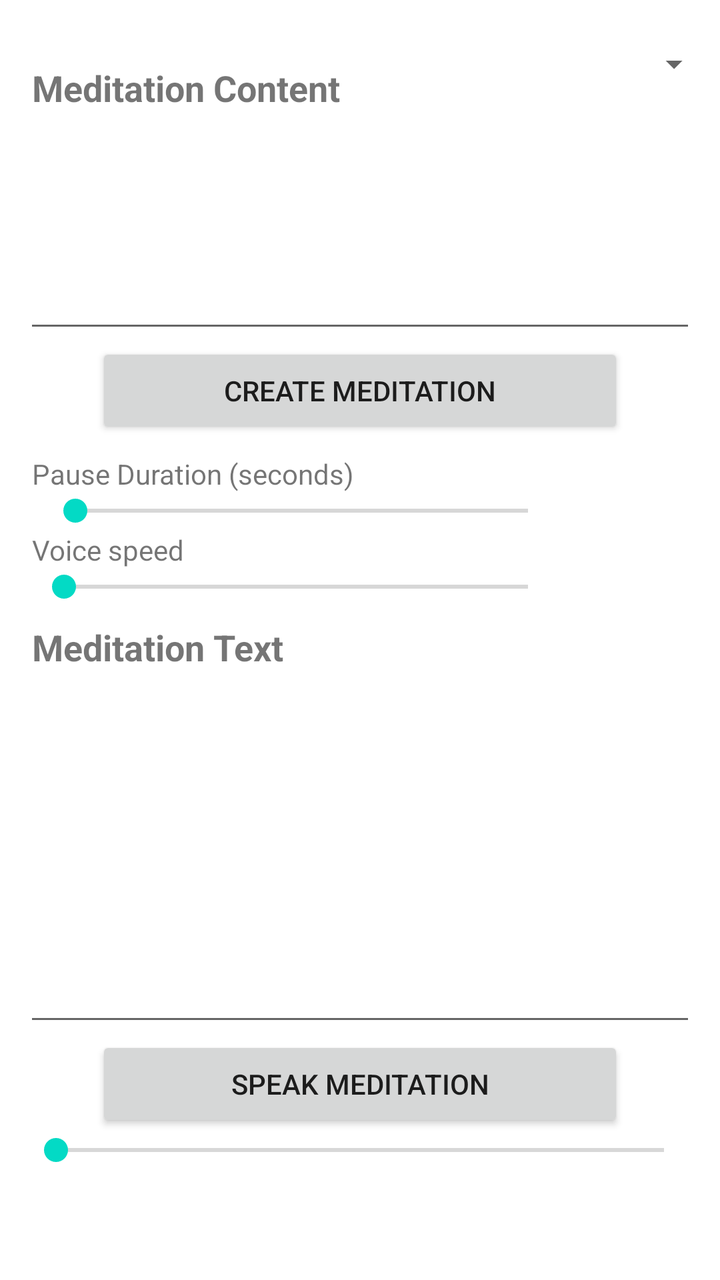
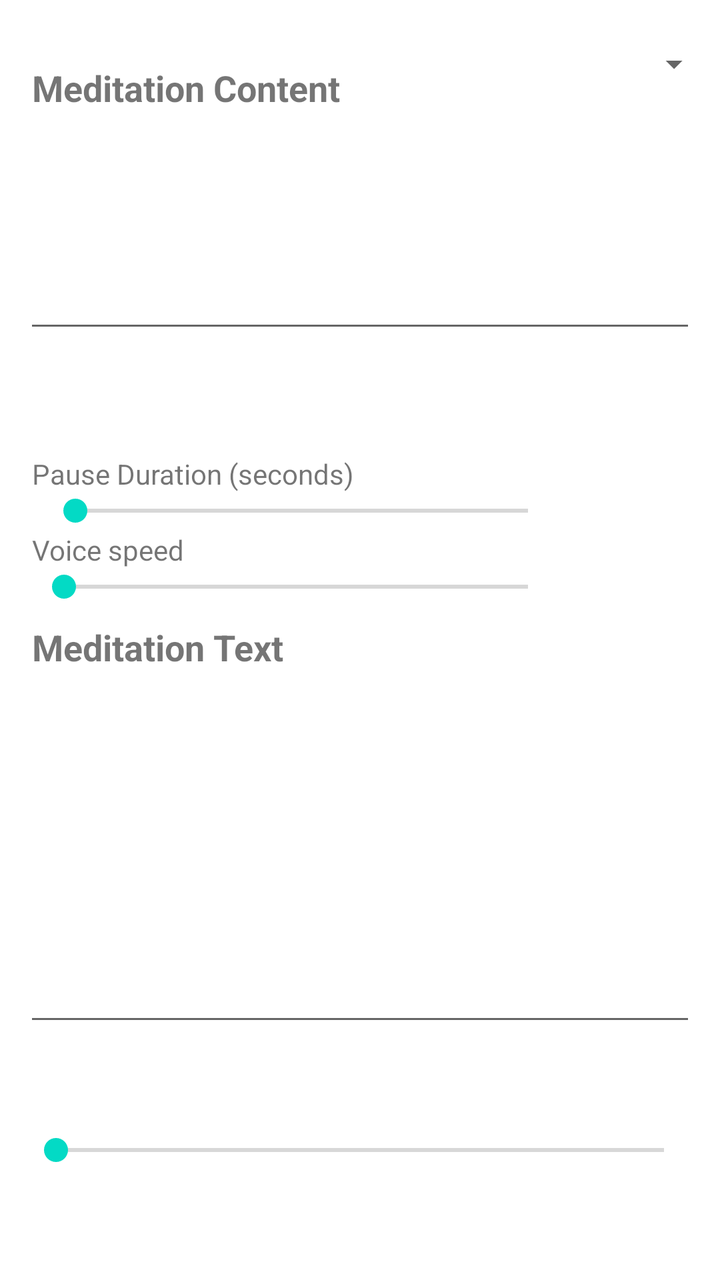

An Android layout rendered at two revisions. The XML below is the earlier revision; the diff shows what the commit changed to produce the second picture.
<!-- AndroidManifest.xml: application theme Theme.MyMeditation -->
<!-- res/layout/fragment_meditation.xml -->
<?xml version="1.0" encoding="utf-8"?>
<LinearLayout xmlns:android="http://schemas.android.com/apk/res/android"
    xmlns:app="http://schemas.android.com/apk/res-auto"
    android:layout_width="match_parent"
    android:layout_height="match_parent"
    android:orientation="vertical"
    android:paddingBottom="?attr/actionBarSize">

    <LinearLayout
        android:id="@+id/meditationContentSection"
        android:layout_width="match_parent"
        android:layout_height="0dp"
        android:layout_weight="0.8"
        android:orientation="vertical">
        <LinearLayout
            android:layout_width="match_parent"
            android:layout_height="wrap_content"
            android:layout_marginStart="@dimen/activity_horizontal_margin"
            android:layout_marginEnd="@dimen/activity_horizontal_margin"
            android:layout_marginTop="@dimen/activity_heading_margin"
            android:gravity="bottom"
            android:orientation="horizontal">
            <TextView
                android:id="@+id/labelMeditationContent"
                android:layout_width="0dp"
                android:layout_height="wrap_content"
                android:layout_weight="1"
                android:labelFor="@id/editTextMeditationContent"
                android:text="@string/label_meditation_content"
                android:textSize="@dimen/text_size_content_heading"
                android:textStyle="bold" />
            <Spinner
                style="@style/Widget.MyMeditation.CompactSpinner"
                android:id="@+id/spinnerPauseGuidance"
                android:layout_marginStart="8dp"
                android:saveEnabled="false"
                android:layout_width="148dp"
                android:layout_height="48dp"
                android:contentDescription="@string/pause_guidance_label"
                android:spinnerMode="dropdown" />
        </LinearLayout>

        <EditText
            android:id="@+id/editTextMeditationContent"
            android:layout_width="match_parent"
            android:layout_height="0dp"
            android:layout_marginStart="@dimen/editText_horizontal_margin"
            android:layout_marginEnd="@dimen/editText_horizontal_margin"
            android:layout_weight="1"
            android:gravity="top"
            android:importantForAutofill="no"
            android:inputType="textMultiLine"
            android:textSize="@dimen/text_size_content" />

    </LinearLayout>

    <Button
        android:id="@+id/buttonCreateMeditation"
        android:layout_width="match_parent"
        android:layout_height="wrap_content"
        android:layout_marginStart="@dimen/single_button_horizontal_margin"
        android:layout_marginEnd="@dimen/single_button_horizontal_margin"
        android:text="@string/button_create_meditation" />

    <LinearLayout
        android:id="@+id/speechSettingsSection"
        android:layout_width="match_parent"
        android:layout_height="wrap_content"
        android:orientation="vertical">
        <TextView
            android:layout_width="wrap_content"
            android:layout_height="wrap_content"
            android:layout_marginStart="@dimen/activity_horizontal_margin"
            android:layout_marginEnd="@dimen/activity_horizontal_margin"
            android:layout_marginTop="@dimen/activity_heading_margin"
            android:labelFor="@id/seekBarPauseDuration"
            android:text="@string/label_pause_duration" />

        <LinearLayout
            android:layout_width="match_parent"
            android:layout_height="wrap_content"
            android:layout_marginStart="@dimen/activity_horizontal_margin"
            android:layout_marginEnd="@dimen/activity_horizontal_margin"
            android:orientation="horizontal">

            <SeekBar
                android:id="@+id/seekBarPauseDuration"
                android:layout_width="0px"
                android:layout_height="wrap_content"
                android:layout_weight="1"
                android:indeterminate="false"
                android:max="40"
                android:min="0"
                android:progress="1" />

            <TextView
                android:id="@+id/textPauseDuration"
                android:clickable="true"
                android:focusable="true"
                android:layout_width="64dp"
                android:layout_height="wrap_content"
                android:textAlignment="viewEnd" />
        </LinearLayout>

        <TextView
            android:layout_width="wrap_content"
            android:layout_height="wrap_content"
            android:layout_marginStart="@dimen/activity_horizontal_margin"
            android:text="@string/label_voice_speed" />
        <LinearLayout
            android:layout_width="match_parent"
            android:layout_height="wrap_content"
            android:layout_marginStart="@dimen/activity_horizontal_margin"
            android:layout_marginEnd="@dimen/activity_horizontal_margin"
            android:orientation="horizontal">
            <SeekBar
                android:id="@+id/seekBarVoiceSpeed"
                android:layout_width="0dp"
                android:layout_height="wrap_content"
                android:layout_weight="1"
                android:max="1000" />
            <TextView
                android:id="@+id/textVoiceSpeed"
                android:layout_width="64dp"
                android:layout_height="wrap_content"
                android:clickable="true"
                android:focusable="true"
                android:textAlignment="viewEnd" />
        </LinearLayout>

    </LinearLayout>

    <LinearLayout
        android:id="@+id/meditationTextSection"
        android:layout_width="match_parent"
        android:layout_height="0dp"
        android:layout_weight="1"
        android:orientation="vertical">
        <TextView
            android:layout_width="wrap_content"
            android:layout_height="wrap_content"
            android:layout_marginStart="@dimen/activity_horizontal_margin"
            android:layout_marginEnd="@dimen/activity_horizontal_margin"
            android:layout_marginTop="@dimen/activity_heading_margin"
            android:id="@+id/labelMeditationText"
            android:labelFor="@id/editTextMeditationText"
            android:text="@string/label_meditation_text"
            android:textSize="@dimen/text_size_content_heading"
            android:textStyle="bold" />

        <EditText
            android:id="@+id/editTextMeditationText"
            android:layout_width="match_parent"
            android:layout_height="0dp"
            android:layout_marginStart="@dimen/editText_horizontal_margin"
            android:layout_marginEnd="@dimen/editText_horizontal_margin"
            android:layout_weight="1"
            android:gravity="top"
            android:importantForAutofill="no"
            android:inputType="textMultiLine"
            android:textSize="@dimen/text_size_content" />

    </LinearLayout>

    <LinearLayout
        android:id="@+id/meditationPlaybackSection"
        android:layout_width="match_parent"
        android:layout_height="wrap_content"
        android:orientation="vertical">
        <TextView
            android:id="@+id/textSpeechStatus"
            android:layout_width="match_parent"
            android:layout_height="wrap_content"
            android:layout_marginStart="@dimen/activity_horizontal_margin"
            android:layout_marginEnd="@dimen/activity_horizontal_margin"
            android:padding="0dp"
            android:minHeight="0dp"
            android:includeFontPadding="false"
            android:textSize="12sp"
            android:accessibilityLiveRegion="polite"
            android:maxLines="1"
            android:ellipsize="end"
            android:visibility="gone" />

        <LinearLayout
            android:id="@+id/idlePlaybackActions"
            android:layout_width="match_parent"
            android:layout_height="wrap_content"
            android:layout_marginStart="@dimen/single_button_horizontal_margin"
            android:layout_marginEnd="@dimen/single_button_horizontal_margin"
            android:gravity="center_vertical"
            android:orientation="horizontal">

            <Button
                android:id="@+id/buttonSpeakMeditation"
                android:layout_width="0dp"
                android:layout_height="wrap_content"
                android:layout_weight="1"
                android:text="@string/button_speak_meditation" />

        </LinearLayout>

        <LinearLayout
            android:id="@+id/playbackControls"
            android:visibility="gone"
            android:layout_width="match_parent"
            android:layout_height="48dp"
            android:gravity="center"
            android:orientation="horizontal">
            <com.google.android.material.button.MaterialButton
                android:id="@+id/buttonPreviousMeditation"
                style="@style/PlaybackControl"
                app:icon="@drawable/ic_playback_previous"
                android:contentDescription="@string/notification_previous"
                android:tooltipText="@string/notification_previous"
                android:enabled="false" />
            <FrameLayout
                android:layout_width="56dp"
                android:layout_height="48dp">
            <com.google.android.material.button.MaterialButton
                android:id="@+id/buttonResumeMeditation"
                style="@style/PlaybackControl"
                app:icon="@drawable/ic_playback_play"
                android:contentDescription="@string/button_speak_meditation"
                android:tooltipText="@string/button_speak_meditation" />
            <com.google.android.material.button.MaterialButton
                android:id="@+id/buttonPauseMeditation"
                style="@style/PlaybackControl"
                app:icon="@drawable/ic_playback_pause"
                android:contentDescription="@string/button_pause_meditation"
                android:tooltipText="@string/button_pause_meditation"
                android:visibility="gone" />
            </FrameLayout>
            <com.google.android.material.button.MaterialButton
                android:id="@+id/buttonEndMeditation"
                style="@style/PlaybackControl"
                app:icon="@drawable/ic_playback_stop"
                android:contentDescription="@string/button_end_meditation"
                android:tooltipText="@string/button_end_meditation"
                android:enabled="false" />
            <com.google.android.material.button.MaterialButton
                android:id="@+id/buttonNextMeditation"
                style="@style/PlaybackControl"
                app:icon="@drawable/ic_playback_next"
                android:contentDescription="@string/notification_next"
                android:tooltipText="@string/notification_next"
                android:enabled="false" />
        </LinearLayout>

        <SeekBar
            android:id="@+id/seekBarAudio"
            android:layout_width="match_parent"
            android:layout_height="wrap_content"
            android:layout_marginStart="@dimen/editText_horizontal_margin"
            android:layout_marginEnd="@dimen/editText_horizontal_margin"
            android:indeterminate="false"
            android:max="100"
            android:min="0"
            android:progress="0" />

    </LinearLayout>

</LinearLayout>
<!-- resources referenced by this layout -->
<resources>
  <dimen name="activity_heading_margin">8dp</dimen>
  <dimen name="activity_horizontal_margin">16dp</dimen>
  <dimen name="editText_horizontal_margin">12dp</dimen>
  <dimen name="single_button_horizontal_margin">48dp</dimen>
  <dimen name="text_size_content">16sp</dimen>
  <dimen name="text_size_content_heading">18sp</dimen>
  <!-- drawable ic_playback_next (drawable) -->
  <vector xmlns:android="http://schemas.android.com/apk/res/android"
      android:width="24dp" android:height="24dp"
      android:viewportWidth="24" android:viewportHeight="24">
      <path android:fillColor="#FFFFFFFF" android:pathData="M16,5h2v14h-2z M6,5l10,7 -10,7z" />
  </vector>
  <!-- drawable ic_playback_pause (drawable) -->
  <vector xmlns:android="http://schemas.android.com/apk/res/android"
      android:width="24dp" android:height="24dp"
      android:viewportWidth="24" android:viewportHeight="24">
      <path android:fillColor="#FFFFFFFF" android:pathData="M6,5h4v14H6z M14,5h4v14h-4z" />
  </vector>
  <!-- drawable ic_playback_play (drawable) -->
  <vector xmlns:android="http://schemas.android.com/apk/res/android"
      android:width="24dp" android:height="24dp"
      android:viewportWidth="24" android:viewportHeight="24">
      <path android:fillColor="#FFFFFFFF" android:pathData="M8,5v14l11,-7z" />
  </vector>
  <!-- drawable ic_playback_previous (drawable) -->
  <vector xmlns:android="http://schemas.android.com/apk/res/android"
      android:width="24dp" android:height="24dp"
      android:viewportWidth="24" android:viewportHeight="24">
      <path android:fillColor="#FFFFFFFF" android:pathData="M6,5h2v14H6z M18,5v14L8,12z" />
  </vector>
  <!-- drawable ic_playback_stop (drawable) -->
  <vector xmlns:android="http://schemas.android.com/apk/res/android"
      android:width="24dp" android:height="24dp"
      android:viewportWidth="24" android:viewportHeight="24">
      <path android:fillColor="#FFFFFFFF" android:pathData="M6,6h12v12H6z" />
  </vector>
  <string name="button_create_meditation">Create Meditation</string>
  <string name="button_end_meditation">End meditation</string>
  <string name="button_pause_meditation">Pause Meditation</string>
  <string name="button_speak_meditation">Speak Meditation</string>
  <string name="label_meditation_content">Meditation Content</string>
  <string name="label_meditation_text">Meditation Text</string>
  <string name="label_pause_duration">Pause Duration (seconds)</string>
  <string name="label_voice_speed">Voice speed</string>
  <string name="notification_next">Next</string>
  <string name="notification_previous">Previous</string>
  <string name="pause_guidance_label">Pauses in new meditations</string>
  <!-- drawable compact_spinner_background (drawable) -->
  <layer-list xmlns:android="http://schemas.android.com/apk/res/android">
      <item android:drawable="?attr/selectableItemBackground" />
      <item android:drawable="@drawable/compact_spinner_arrow"
          android:width="10dp" android:height="10dp"
          android:gravity="end|center_vertical" android:end="2dp" />
  </layer-list>
  <color name="purple_500">#FF6200EE</color>
  <color name="purple_700">#FF3700B3</color>
  <color name="white">#FFFFFFFF</color>
  <color name="teal_200">#FF03DAC5</color>
  <color name="teal_700">#FF018786</color>
  <color name="black">#FF000000</color>
  <!-- drawable compact_spinner_arrow (drawable) -->
  <vector xmlns:android="http://schemas.android.com/apk/res/android"
      android:width="10dp" android:height="10dp"
      android:viewportWidth="12" android:viewportHeight="12">
      <path android:fillColor="?attr/colorControlNormal" android:pathData="M1,4 L6,9 L11,4 Z" />
  </vector>
  <!-- unchanged entries left out for length: 3 -->
</resources>

<!-- the commit's change to res/layout/fragment_meditation.xml (unified diff, before → after) -->
@@ -56,6 +56,7 @@
 
     <Button
         android:id="@+id/buttonCreateMeditation"
+        style="@style/Widget.MyMeditation.PageButton"
         android:layout_width="match_parent"
         android:layout_height="wrap_content"
         android:layout_marginStart="@dimen/single_button_horizontal_margin"
@@ -193,6 +194,7 @@
 
             <Button
                 android:id="@+id/buttonSpeakMeditation"
+                style="@style/Widget.MyMeditation.PageButton"
                 android:layout_width="0dp"
                 android:layout_height="wrap_content"
                 android:layout_weight="1"
<!-- resource entries referenced after the edit -->
@@ -47,6 +47,9 @@
   <string name="notification_next">Next</string>
   <string name="notification_previous">Previous</string>
   <string name="pause_guidance_label">Pauses in new meditations</string>
+  <style name="Widget.MyMeditation.PageButton" parent="Widget.MaterialComponents.Button">
+          <item name="android:textAllCaps">true</item>
+      </style>
   <!-- drawable compact_spinner_background (drawable) -->
   <layer-list xmlns:android="http://schemas.android.com/apk/res/android">
       <item android:drawable="?attr/selectableItemBackground" />
